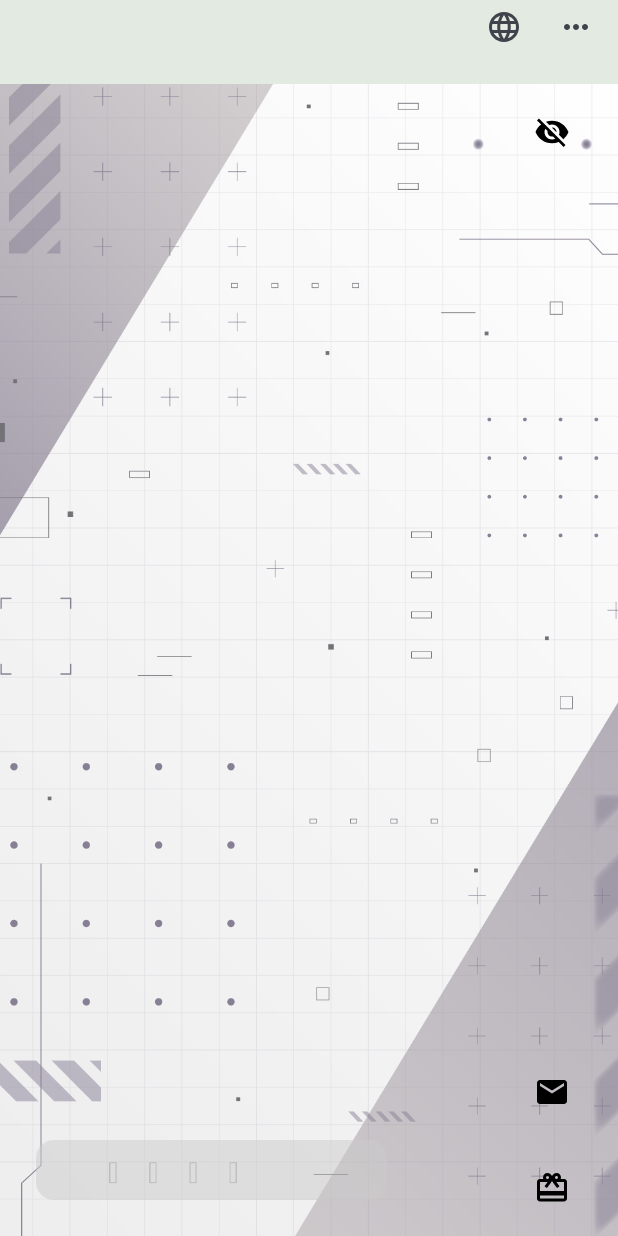
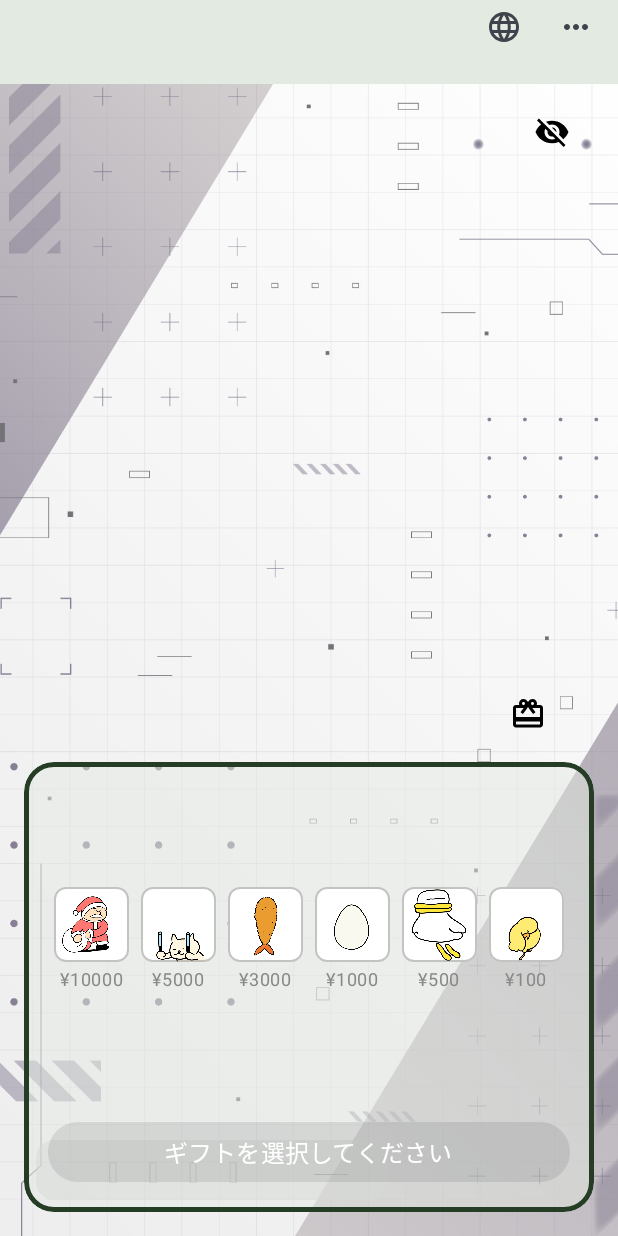
Before and after one commit to ko-tarou/AIVY, an Android app built with Jetpack Compose: the screen it shows after launch (MainActivity), after a tap on "GiftCard Icon", on a phone screen of 412 x 824 dp. Run offline under Robolectric (Android 15) with nearby library versions, the phone set to English and light mode, and no system bars; our stand-ins replace Firebase (no records; nobody signed in at launch, a user with empty details on screens opened directly), accompanist.

Commit message:
dailog意外完成

```diff
--- a/app/src/main/java/com/websarva/wings/android/aivy/ui/ViewPage.kt
+++ b/app/src/main/java/com/websarva/wings/android/aivy/ui/ViewPage.kt
@@ -80,16 +80,6 @@ fun ViewPage(navController:NavController){
                 //video
     //            Video()
 
-                //toolbar
-                Column(
-                    modifier = Modifier
-                        .fillMaxSize(),
-                    horizontalAlignment = Alignment.End,
-                    verticalArrangement = Arrangement.Bottom
-                ) {
-                    Toolbar(isInputFocused = isInputFocused)
-                }
-
                 //messaget
                 Column(
                     modifier = Modifier
@@ -103,6 +93,17 @@ fun ViewPage(navController:NavController){
                         }
                     )
                 }
+
+                //toolbar
+                Column(
+                    modifier = Modifier
+                        .fillMaxSize(),
+                    horizontalAlignment = Alignment.End,
+                    verticalArrangement = Arrangement.Bottom
+                ) {
+                    Toolbar(isInputFocused = isInputFocused)
+                }
+
                 //isEye
                 Column(
                     modifier = Modifier
--- a/app/src/main/java/com/websarva/wings/android/aivy/ui/ViewPageParts/Present.kt
+++ b/app/src/main/java/com/websarva/wings/android/aivy/ui/ViewPageParts/Present.kt
@@ -1,34 +1,56 @@
 package com.websarva.wings.android.aivy.ui.ViewPageParts
 
-import androidx.compose.foundation.layout.Column
-import androidx.compose.foundation.layout.fillMaxSize
-import androidx.compose.foundation.layout.padding
+import androidx.compose.foundation.layout.*
 import androidx.compose.material.icons.Icons
 import androidx.compose.material.icons.filled.CardGiftcard
 import androidx.compose.material3.Button
 import androidx.compose.material3.ButtonDefaults
 import androidx.compose.material3.Icon
-import androidx.compose.runtime.Composable
+import androidx.compose.runtime.*
+import androidx.compose.ui.Alignment
 import androidx.compose.ui.Modifier
 import androidx.compose.ui.graphics.Color
 import androidx.compose.ui.unit.dp
+import com.websarva.wings.android.aivy.ui.viewpageparts.PresentScreen
+import com.websarva.wings.android.aivy.ui.viewpageparts.Gift
+import com.websarva.wings.android.aivy.ui.viewpageparts.getSampleGifts
 
 @Composable
-fun Present(){
-    Column {
+fun Present() {
+    var isGiftVisible by remember { mutableStateOf(false) } // ギフト表示フラグ
+    val gifts = getSampleGifts()
+    var selectedGift by remember { mutableStateOf<Gift?>(null) }
+
+    Column(
+        modifier = Modifier
+            .fillMaxSize()
+            .padding(16.dp), // 全体の余白を設定
+        horizontalAlignment = Alignment.End, // コンテンツを右寄せ
+        verticalArrangement = Arrangement.Bottom // コンテンツを下寄せ
+    ) {
+        // ギフト表示切り替えボタン
         Button(
-            onClick = {/*TODO*/},
+            onClick = { isGiftVisible = !isGiftVisible },
             colors = ButtonDefaults.buttonColors(
                 containerColor = Color.Transparent,
                 contentColor = Color.Black
             ),
-            modifier = Modifier
-                .padding(8.dp)
+            modifier = Modifier.padding(8.dp)
         ) {
             Icon(
                 imageVector = Icons.Filled.CardGiftcard,
                 contentDescription = "GiftCard Icon",
-                tint = Color.Black,
+                tint = Color.Black
+            )
+        }
+
+        // ギフト表示
+        if (isGiftVisible) {
+            PresentScreen(
+                gifts = gifts,
+                selectedGift = selectedGift,
+                onGiftSelected = { selectedGift = it },
+                onSendGift = { gift -> println("送信されたギフト: ${gift.name}") }
             )
         }
     }
--- a/app/src/main/java/com/websarva/wings/android/aivy/ui/ViewPageParts/PresentScreen.kt
+++ b/app/src/main/java/com/websarva/wings/android/aivy/ui/ViewPageParts/PresentScreen.kt
@@ -1,10 +1,11 @@
 package com.websarva.wings.android.aivy.ui.viewpageparts
 
+
 import android.graphics.drawable.AnimatedImageDrawable
-import android.os.Bundle
+import android.provider.ContactsContract.Data
 import android.widget.ImageView
-import androidx.activity.ComponentActivity
-import androidx.activity.compose.setContent
+import androidx.compose.foundation.BorderStroke
+import androidx.compose.foundation.border
 import androidx.compose.foundation.clickable
 import androidx.compose.foundation.layout.*
 import androidx.compose.foundation.shape.RoundedCornerShape
@@ -12,57 +13,74 @@ import androidx.compose.material3.*
 import androidx.compose.runtime.*
 import androidx.compose.ui.Alignment
 import androidx.compose.ui.Modifier
+import androidx.compose.ui.draw.clip
 import androidx.compose.ui.graphics.Color
 import androidx.compose.ui.tooling.preview.Preview
+import androidx.compose.ui.unit.Dp
 import androidx.compose.ui.unit.dp
 import androidx.compose.ui.unit.sp
 import androidx.compose.ui.viewinterop.AndroidView
 import com.websarva.wings.android.aivy.R
+import com.websarva.wings.android.aivy.ui.theme.DatailsColor
+import com.websarva.wings.android.aivy.ui.theme.HeaderColor
 
 // ギフトデータクラス
 data class Gift(
     val id: Int,
     val name: String,
     val price: Int,
-    val imageRes: Int, // DrawableのリソースID
+    val imageRes: Int,
     val description: String
 )
 
-class MainActivity : ComponentActivity() {
-    override fun onCreate(savedInstanceState: Bundle?) {
-        super.onCreate(savedInstanceState)
-        setContent {
-            PresentScreen()
-        }
-    }
-}
-
 // メイン画面のComposable関数
 @Composable
-fun PresentScreen() {
-    val gifts = getSampleGifts()
-    var selectedGift by remember { mutableStateOf<Gift?>(null) }
+fun PresentScreen(
+    gifts: List<Gift>,
+    selectedGift: Gift?,
+    onGiftSelected: (Gift) -> Unit,
+    onSendGift: (Gift) -> Unit,
+    screenHeight: Dp = 300.dp // 高さを柔軟に設定
+) {
     var isDialogVisible by remember { mutableStateOf(false) }
 
-    Surface(modifier = Modifier.fillMaxSize(), color = MaterialTheme.colorScheme.background) {
+    Surface(
+        modifier = Modifier
+            .fillMaxWidth()
+            .clip(RoundedCornerShape(20.dp))
+            .height(screenHeight)
+            .border(3.dp, DatailsColor, RoundedCornerShape(20.dp)),
+        color = HeaderColor.copy(alpha = 0.5f)
+    ) {
         Column(
             modifier = Modifier
                 .fillMaxSize()
                 .padding(16.dp),
+            verticalArrangement = Arrangement.Bottom, // 下寄せ
             horizontalAlignment = Alignment.CenterHorizontally
         ) {
             // ギフト一覧
-            GiftRow(gifts = gifts, selectedGift = selectedGift, onGiftClick = { selectedGift = it })
+            Box(
+                modifier = Modifier
+                    .fillMaxWidth()
+                    .height(200.dp), // ギフト一覧の高さ
+                contentAlignment = Alignment.Center
+            ) {
+                GiftRow(gifts = gifts, selectedGift = selectedGift, onGiftClick = onGiftSelected)
+            }
 
             Spacer(modifier = Modifier.height(16.dp))
 
             // 送信ボタン
             Button(
-                onClick = { isDialogVisible = true },
+                onClick = {
+                    selectedGift?.let { onSendGift(it) }
+                    isDialogVisible = true
+                },
                 enabled = selectedGift != null,
                 modifier = Modifier.fillMaxWidth(),
                 colors = ButtonDefaults.buttonColors(
-                    containerColor = if (selectedGift != null) Color.Blue else Color.Gray
+                    containerColor = if (selectedGift != null) DatailsColor.copy(alpha = 0.4f) else Color.Gray
                 )
             ) {
                 Text(
@@ -95,7 +113,7 @@ fun GiftRow(gifts: List<Gift>, selectedGift: Gift?, onGiftClick: (Gift) -> Unit)
     Row(
         modifier = Modifier
             .fillMaxWidth()
-            .padding(horizontal = 8.dp),
+            .padding(horizontal = 0.dp),
         horizontalArrangement = Arrangement.SpaceEvenly // 均等配置
     ) {
         gifts.forEach { gift ->
@@ -114,14 +132,16 @@ fun GiftItem(gift: Gift, isSelected: Boolean, onClick: () -> Unit) {
     Column(
         modifier = Modifier
             .padding(4.dp)
-            .width(50.dp) // 各アイテムの幅を調整
-            .clickable(onClick = onClick), // クリック可能にする
+            .width(50.dp)
+            .clickable(onClick = onClick),
         horizontalAlignment = Alignment.CenterHorizontally
     ) {
         Surface(
-            modifier = Modifier.size(50.dp), // 画像のサイズを調整
+            modifier = Modifier.size(50.dp),
             shape = RoundedCornerShape(8.dp),
-            color = if (isSelected) Color(0xFFE0FFE0) else Color.LightGray
+            color = Color.White,
+            border = BorderStroke(if(isSelected) 2.5.dp else 1.dp, if (isSelected) DatailsColor else Color.Gray.copy(alpha = 0.5f)
+            )
         ) {
             AndroidView(
                 factory = { context ->
@@ -141,7 +161,7 @@ fun GiftItem(gift: Gift, isSelected: Boolean, onClick: () -> Unit) {
         Text(
             text = "¥${gift.price}",
             fontSize = 12.sp,
-            color = if (isSelected) Color.Blue else Color.Gray
+            color = if (isSelected) DatailsColor.copy(alpha = 0.4f) else Color.Gray
         )
     }
 }
@@ -157,10 +177,3 @@ fun getSampleGifts(): List<Gift> {
         Gift(6, "UFO", 100, R.drawable.gift6_hiyoko, "スペシャルなUFOギフトで特別な瞬間を。")
     )
 }
-
-// プレビュー用
-@Preview(showBackground = true)
-@Composable
-fun PresentScreenPreview() {
-    PresentScreen()
-}
--- a/app/src/main/java/com/websarva/wings/android/aivy/ui/ViewPageParts/Toolbar.kt
+++ b/app/src/main/java/com/websarva/wings/android/aivy/ui/ViewPageParts/Toolbar.kt
@@ -1,6 +1,9 @@
 package com.websarva.wings.android.aivy.ui.ViewPageParts
 
+import androidx.compose.foundation.layout.Arrangement
 import androidx.compose.foundation.layout.Column
+import androidx.compose.foundation.layout.fillMaxSize
+import androidx.compose.foundation.layout.fillMaxWidth
 import androidx.compose.runtime.Composable
 import androidx.compose.runtime.derivedStateOf
 import androidx.compose.runtime.getValue
@@ -9,6 +12,8 @@ import androidx.compose.runtime.setValue
 //mutableStateOf
 import androidx.compose.runtime.mutableStateOf
 import androidx.compose.runtime.remember
+import androidx.compose.ui.Alignment
+import androidx.compose.ui.Modifier
 import androidx.compose.ui.platform.LocalFocusManager
 
 
@@ -18,8 +23,13 @@ fun Toolbar(isInputFocused:Boolean) {
 //      var isToolbarVisible by remember { mutableStateOf(false) }
 
         if (!isInputFocused) {
-            Column {
-                Mail()
+            Column (
+                modifier = Modifier
+                    .fillMaxSize(),
+                horizontalAlignment = Alignment.End,
+                verticalArrangement = Arrangement.Bottom
+            ){
+//                Mail()
                 Present()
             }
         }else{
```
